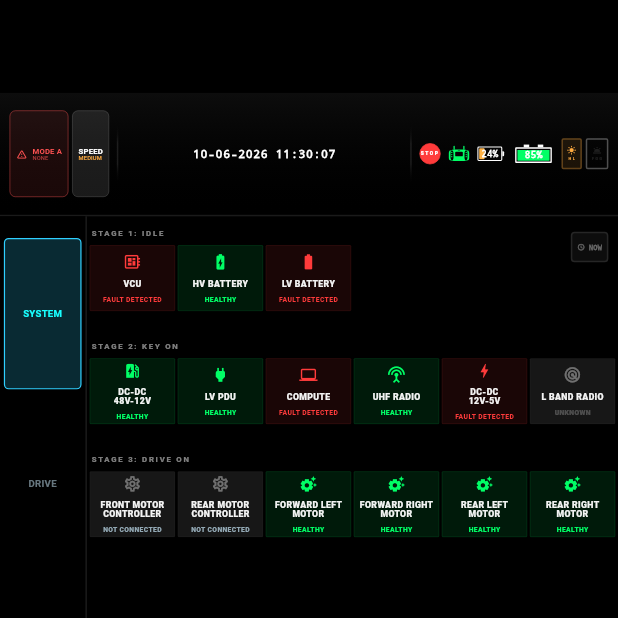
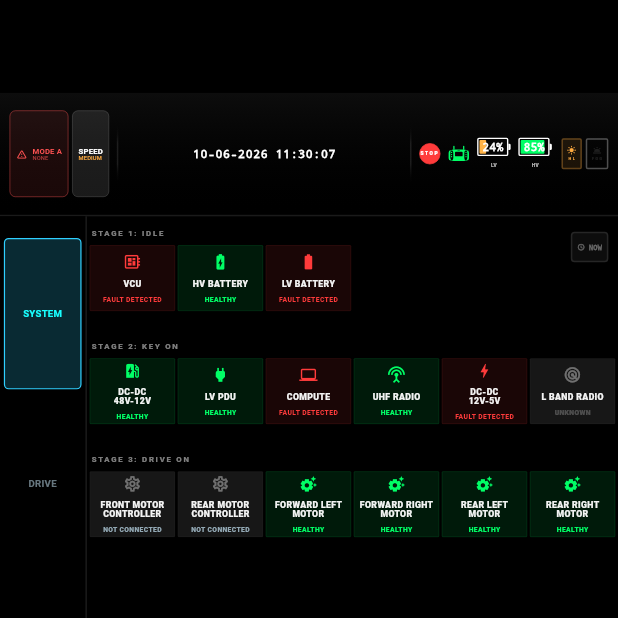
Before and after one commit to satheesh-kumar-p/OBD, a Flutter app: the screen it shows after launch, on a phone screen of 412 x 824 dp, the top half of it. Run offline on Flutter 3.47's test engine with Material 3 defaults, Android fonts, the phone set to English and light mode, and no system bars; our stand-ins replace flutter_riverpod, flutter_screenutil; missing offline and left inert: flutter_libserialport.

Commit message:
Remove separate battery widgets and use same battery icon for HV and LV with respective labels

```diff
--- a/lib/features/dashboard/presentation/widgets/hud_battery_status_icon.dart
+++ b/lib/features/dashboard/presentation/widgets/hud_battery_status_icon.dart
@@ -1,4 +1,5 @@
 import 'package:flutter/material.dart';
+import 'package:flutter_screenutil/flutter_screenutil.dart';
 
 class HudBatteryStatusIcon extends StatelessWidget {
   const HudBatteryStatusIcon({
@@ -15,28 +16,53 @@ class HudBatteryStatusIcon extends StatelessWidget {
   @override
   Widget build(BuildContext context) {
     final h = size;
-    final unit = h / 20.0;
 
     return Row(
       mainAxisSize: MainAxisSize.min,
       crossAxisAlignment: CrossAxisAlignment.center,
       children: [
-        // LV Battery (Small Battery Style)
+        // LV Battery
+        Column(
+          mainAxisSize: MainAxisSize.min,
+          children: [
             _BatteryWidget(
               soc: lvBatterySoc,
-          height: h * 0.8,
+              height: h,
               color: _getBatteryColor(lvBatterySoc),
-          isCarBattery: false,
               label: 'LV',
             ),
-        SizedBox(width: 12 * unit),
-        // HV Battery (Car Battery Style)
+            SizedBox(height: 4.h),
+            Text(
+              'LV',
+              style: TextStyle(
+                color: Colors.white70,
+                fontSize: 10.sp,
+                fontWeight: FontWeight.bold,
+              ),
+            ),
+          ],
+        ),
+        SizedBox(width: 16.w),
+        // HV Battery
+        Column(
+          mainAxisSize: MainAxisSize.min,
+          children: [
             _BatteryWidget(
               soc: hvBatterySoc,
               height: h,
               color: _getBatteryColor(hvBatterySoc),
-          isCarBattery: true,
               label: 'HV',
+            ),
+            SizedBox(height: 4.h),
+            Text(
+              'HV',
+              style: TextStyle(
+                color: Colors.white70,
+                fontSize: 10.sp,
+                fontWeight: FontWeight.bold,
+              ),
+            ),
+          ],
         ),
       ],
     );
@@ -53,28 +79,22 @@ class _BatteryWidget extends StatelessWidget {
   final int soc;
   final double height;
   final Color color;
-  final bool isCarBattery;
   final String label;
 
   const _BatteryWidget({
     required this.soc,
     required this.height,
     required this.color,
-    required this.isCarBattery,
     required this.label,
   });
 
   @override
   Widget build(BuildContext context) {
     final unit = height / 20.0;
-    final double width = isCarBattery ? 40.0 * unit : 34.0 * unit;
+    final double width = 34.0 * unit;
     final clampedLevel = (soc / 100.0).clamp(0.0, 1.0);
 
-    if (isCarBattery) {
-      return _buildCarBattery(unit, width, height, clampedLevel);
-    } else {
     return _buildStandardBattery(unit, width, height, clampedLevel);
-    }
   }
 
   Widget _buildStandardBattery(double unit, double w, double h, double level) {
@@ -137,74 +157,4 @@ class _BatteryWidget extends StatelessWidget {
       ],
     );
   }
-
-  Widget _buildCarBattery(double unit, double w, double h, double level) {
-    final borderW = 1.5 * unit;
-    final bodyH = h - 3 * unit; // Leave space for terminals on top
-    final terminalW = 6.0 * unit;
-    final terminalH = 3.0 * unit;
-    final inset = 1.0 * unit;
-
-    return Column(
-      mainAxisSize: MainAxisSize.min,
-      children: [
-        // Terminals on top
-        SizedBox(
-          width: w,
-          child: Row(
-            mainAxisAlignment: MainAxisAlignment.spaceEvenly,
-            children: [
-              Container(
-                width: terminalW,
-                height: terminalH,
-                color: Colors.white,
-              ),
-              Container(
-                width: terminalW,
-                height: terminalH,
-                color: Colors.white,
-              ),
-            ],
-          ),
-        ),
-        // Body
-        Container(
-          width: w,
-          height: bodyH,
-          decoration: BoxDecoration(
-            border: Border.all(color: Colors.white, width: borderW),
-            borderRadius: BorderRadius.circular(1.0 * unit),
-          ),
-          child: Stack(
-            children: [
-              Positioned(
-                left: inset,
-                right: inset,
-                bottom: inset,
-                child: Container(
-                  height: (bodyH - 2 * inset - borderW) * level,
-                  decoration: BoxDecoration(
-                    color: color,
-                    borderRadius: BorderRadius.circular(0.5 * unit),
-                  ),
-                ),
-              ),
-              Center(
-                child: Text(
-                  '$soc%',
-                  style: TextStyle(
-                    color: Colors.white,
-                    fontSize: bodyH * 0.6,
-                    fontWeight: FontWeight.w900,
-                    fontFamily: 'monospace',
-                    height: 1.0,
-                  ),
-                ),
-              ),
-            ],
-          ),
-        ),
-      ],
-    );
 }
-}
```
Lines whose indentation alone changed are shown as unchanged.
